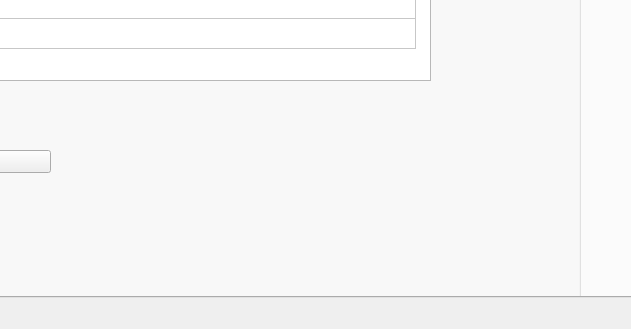
The window that QTFiles/LayerMaker_GUI_v1.ui (select-8/LayerMaker) describes before a commit, drawn with Qt 5; both pictures show x 310 to 941 and y 524 to 853 of the 1036 by 853 pixel window.
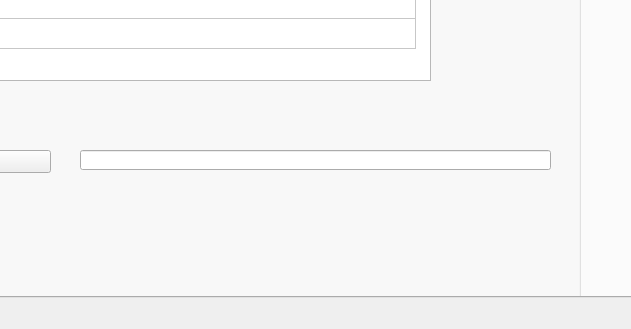
The same window after the commit.

Commit message: output location of layer file can be choosen

What changed in the file:
```diff
--- a/QTFiles/LayerMaker_GUI_v1.ui
+++ b/QTFiles/LayerMaker_GUI_v1.ui
@@ -1708,6 +1708,16 @@
           <string>Generate Layer File</string>
          </property>
         </widget>
+        <widget class="QLineEdit" name="LE_OUTDIR">
+         <property name="geometry">
+          <rect>
+           <x>370</x>
+           <y>630</y>
+           <width>471</width>
+           <height>20</height>
+          </rect>
+         </property>
+        </widget>
        </widget>
       </widget>
      </widget>
```
The commit also changes 1 other file.
